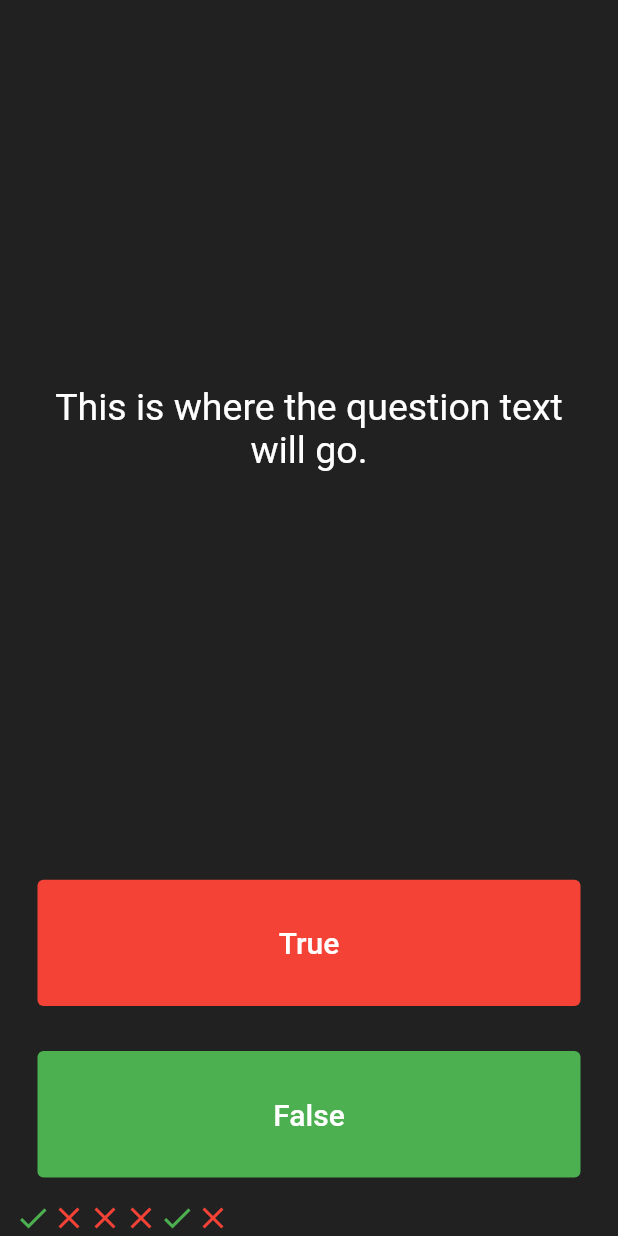
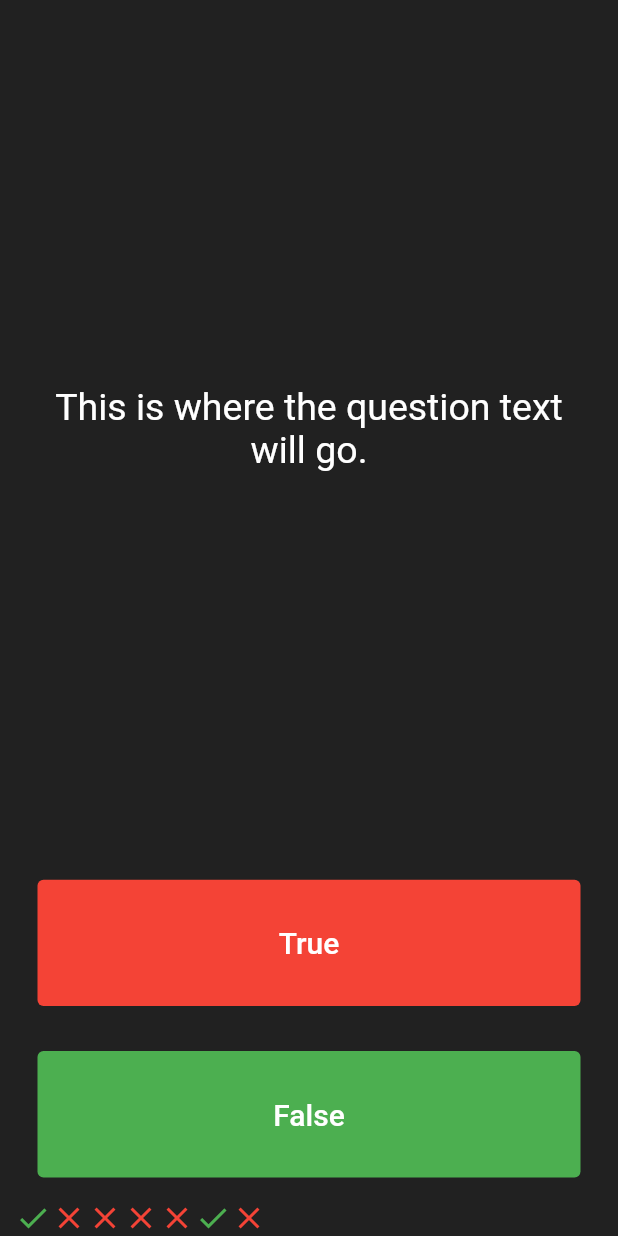
Before and after one commit to anish9914/myquizzler, a Flutter app: the screen it shows after launch, after a tap on "True", after a tap on "False", on a phone screen of 412 x 824 dp. Run offline on Flutter 3.47's test engine with Material 2 defaults, Android fonts, the phone set to English and light mode, and no system bars.

Commit message:
drefr
dcfv

```diff
--- a/lib/main.dart
+++ b/lib/main.dart
@@ -34,7 +34,10 @@ class _QuizPageState extends State<QuizPage> {
       Icons.close,
       color: Colors.red,
     ),
-
+    Icon(
+      Icons.close,
+      color: Colors.red,
+    ),
     Icon(
       Icons.close,
       color: Colors.red,
```
